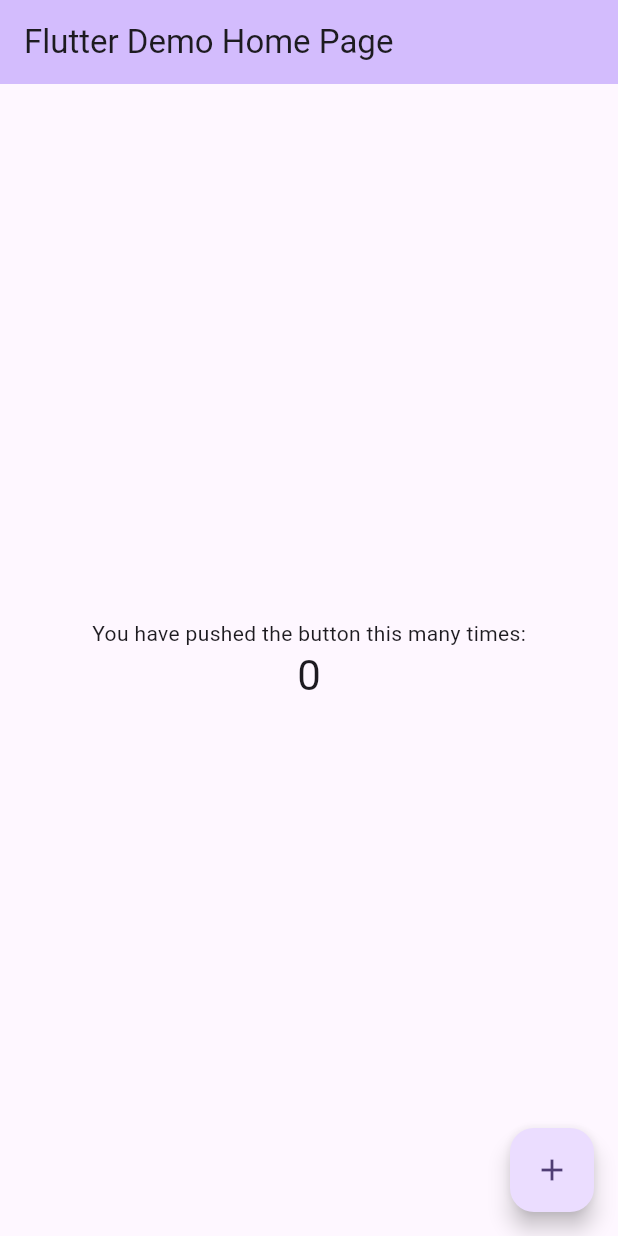
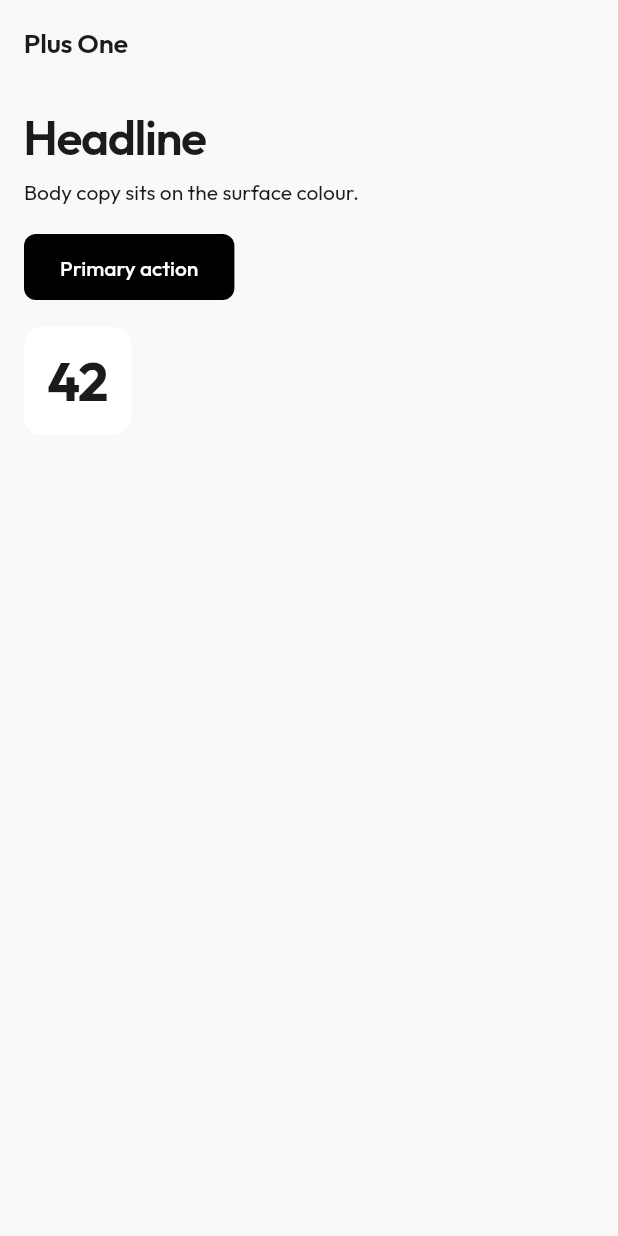
Before and after one commit to swcidd/plus_one, a Flutter app: the screen it shows after launch, on a phone screen of 412 x 824 dp. Run offline on Flutter 3.47's test engine with Material 3 defaults, Android fonts, the phone set to English and light mode, and no system bars; our stand-ins replace google_fonts.

Commit message:
feat(theme): add monochrome Material 3 theme tokens
Encodes the Stitch wireframes as code: one achromatic palette, a 4pt
spacing grid, a documented radius scale (4/8/12/pill) and the Outfit +
JetBrains Mono type ramp. Screens read these instead of hardcoding hex
values, which is what keeps a grey-based UI from drifting warm in one
place and cool in another.

The dark scheme is the light scale mirrored rather than a separately
designed palette, so text-to-surface contrast is identical in both modes.

Replaces the counter demo with a throwaway preview so every commit on
this branch still builds.

```diff
--- a/lib/main.dart
+++ b/lib/main.dart
@@ -1,122 +1,67 @@
 import 'package:flutter/material.dart';
 
+import 'theme/app_colors.dart';
+import 'theme/app_theme.dart';
+import 'theme/app_typography.dart';
+
 void main() {
-  runApp(const MyApp());
+  runApp(const PlusOneApp());
 }
 
-class MyApp extends StatelessWidget {
-  const MyApp({super.key});
+class PlusOneApp extends StatelessWidget {
+  const PlusOneApp({super.key});
 
-  // This widget is the root of your application.
   @override
   Widget build(BuildContext context) {
     return MaterialApp(
-      title: 'Plus One',
-      theme: ThemeData(
-        // This is the theme of your application.
-        //
-        // TRY THIS: Try running your application with "flutter run". You'll see
-        // the application has a purple toolbar. Then, without quitting the app,
-        // try changing the seedColor in the colorScheme below to Colors.green
-        // and then invoke "hot reload" (save your changes or press the "hot
-        // reload" button in a Flutter-supported IDE, or press "r" if you used
-        // the command line to start the app).
-        //
-        // Notice that the counter didn't reset back to zero; the application
-        // state is not lost during the reload. To reset the state, use hot
-        // restart instead.
-        //
-        // This works for code too, not just values: Most code changes can be
-        // tested with just a hot reload.
-        colorScheme: .fromSeed(seedColor: Colors.deepPurple),
-      ),
-      home: const MyHomePage(title: 'Flutter Demo Home Page'),
+      title: '+1',
+      debugShowCheckedModeBanner: false,
+      theme: AppTheme.light(),
+      darkTheme: AppTheme.dark(),
+      themeMode: ThemeMode.system,
+      home: const _ThemePreview(),
     );
   }
 }
 
-class MyHomePage extends StatefulWidget {
-  const MyHomePage({super.key, required this.title});
-
-  // This widget is the home page of your application. It is stateful, meaning
-  // that it has a State object (defined below) that contains fields that affect
-  // how it looks.
-
-  // This class is the configuration for the state. It holds the values (in this
-  // case the title) provided by the parent (in this case the App widget) and
-  // used by the build method of the State. Fields in a Widget subclass are
-  // always marked "final".
-
-  final String title;
-
-  @override
-  State<MyHomePage> createState() => _MyHomePageState();
-}
-
-class _MyHomePageState extends State<MyHomePage> {
-  int _counter = 0;
-
-  void _incrementCounter() {
-    setState(() {
-      // This call to setState tells the Flutter framework that something has
-      // changed in this State, which causes it to rerun the build method below
-      // so that the display can reflect the updated values. If we changed
-      // _counter without calling setState(), then the build method would not be
-      // called again, and so nothing would appear to happen.
-      _counter++;
-    });
-  }
+/// Temporary surface used until the real screens land, so every commit on
+/// this branch still builds and can be inspected in the simulator.
+class _ThemePreview extends StatelessWidget {
+  const _ThemePreview();
 
   @override
   Widget build(BuildContext context) {
-    // This method is rerun every time setState is called, for instance as done
-    // by the _incrementCounter method above.
-    //
-    // The Flutter framework has been optimized to make rerunning build methods
-    // fast, so that you can just rebuild anything that needs updating rather
-    // than having to individually change instances of widgets.
+    final scheme = Theme.of(context).colorScheme;
     return Scaffold(
-      appBar: AppBar(
-        // TRY THIS: Try changing the color here to a specific color (to
-        // Colors.amber, perhaps?) and trigger a hot reload to see the AppBar
-        // change color while the other colors stay the same.
-        backgroundColor: Theme.of(context).colorScheme.inversePrimary,
-        // Here we take the value from the MyHomePage object that was created by
-        // the App.build method, and use it to set our appbar title.
-        title: Text(widget.title),
-      ),
-      body: Center(
-        // Center is a layout widget. It takes a single child and positions it
-        // in the middle of the parent.
+      appBar: AppBar(title: const Text('Plus One')),
+      body: Padding(
+        padding: const EdgeInsets.all(16),
         child: Column(
-          // Column is also a layout widget. It takes a list of children and
-          // arranges them vertically. By default, it sizes itself to fit its
-          // children horizontally, and tries to be as tall as its parent.
-          //
-          // Column has various properties to control how it sizes itself and
-          // how it positions its children. Here we use mainAxisAlignment to
-          // center the children vertically; the main axis here is the vertical
-          // axis because Columns are vertical (the cross axis would be
-          // horizontal).
-          //
-          // TRY THIS: Invoke "debug painting" (choose the "Toggle Debug Paint"
-          // action in the IDE, or press "p" in the console), to see the
-          // wireframe for each widget.
-          mainAxisAlignment: .center,
+          crossAxisAlignment: CrossAxisAlignment.start,
           children: [
-            const Text('You have pushed the button this many times:'),
+            Text('Headline', style: Theme.of(context).textTheme.headlineLarge),
+            const SizedBox(height: 8),
             Text(
-              '$_counter',
-              style: Theme.of(context).textTheme.headlineMedium,
+              'Body copy sits on the surface colour.',
+              style: Theme.of(context).textTheme.bodyMedium,
+            ),
+            const SizedBox(height: 16),
+            ElevatedButton(
+              onPressed: () {},
+              child: const Text('Primary action'),
+            ),
+            const SizedBox(height: 16),
+            Container(
+              padding: const EdgeInsets.all(16),
+              decoration: BoxDecoration(
+                color: scheme.surfaceContainerLowest,
+                borderRadius: AppRadius.card,
+              ),
+              child: Text('42', style: context.text.dataMetric),
             ),
           ],
         ),
       ),
-      floatingActionButton: FloatingActionButton(
-        onPressed: _incrementCounter,
-        tooltip: 'Increment',
-        child: const Icon(Icons.add),
-      ),
     );
   }
 }
--- /dev/null
+++ b/lib/theme/app_colors.dart
@@ -0,0 +1,87 @@
+import 'package:flutter/material.dart';
+
+/// Monochrome palette lifted from the Stitch wireframes.
+///
+/// The design is intentionally achromatic: black is the only action colour
+/// and every surface step is a shade of neutral grey. Keeping the scale in
+/// one place stops screens from inventing their own greys, which is how a
+/// monochrome UI starts drifting warm in one place and cool in another.
+abstract final class AppColors {
+  // --- Light -----------------------------------------------------------------
+  static const Color lightBackground = Color(0xFFF9F9F9);
+  static const Color lightOnSurface = Color(0xFF1A1C1C);
+  static const Color lightOnSurfaceVariant = Color(0xFF47464A);
+  static const Color lightOutline = Color(0xFF78767B);
+  static const Color lightOutlineVariant = Color(0xFFC8C5CA);
+
+  static const Color lightSurfaceLowest = Color(0xFFFFFFFF);
+  static const Color lightSurfaceLow = Color(0xFFF3F3F3);
+  static const Color lightSurface = Color(0xFFEEEEEE);
+  static const Color lightSurfaceHigh = Color(0xFFE8E8E8);
+  static const Color lightSurfaceHighest = Color(0xFFE2E2E2);
+
+  static const Color lightInverseSurface = Color(0xFF2F3131);
+  static const Color lightInverseOnSurface = Color(0xFFF0F1F1);
+
+  // --- Dark ------------------------------------------------------------------
+  ///
+  /// The dark scale is the light scale mirrored, not a separately designed
+  /// palette. That keeps contrast ratios identical in both modes so a metric
+  /// card reads the same on a phone at night as it does in daylight.
+  static const Color darkBackground = Color(0xFF121313);
+  static const Color darkOnSurface = Color(0xFFE4E1E4);
+  static const Color darkOnSurfaceVariant = Color(0xFFC8C5CA);
+  static const Color darkOutline = Color(0xFF929196);
+  static const Color darkOutlineVariant = Color(0xFF47464A);
+
+  static const Color darkSurfaceLowest = Color(0xFF1A1C1C);
+  static const Color darkSurfaceLow = Color(0xFF1F2021);
+  static const Color darkSurface = Color(0xFF232425);
+  static const Color darkSurfaceHigh = Color(0xFF282A2A);
+  static const Color darkSurfaceHighest = Color(0xFF2E3030);
+
+  static const Color darkInverseSurface = Color(0xFFF0F1F1);
+  static const Color darkInverseOnSurface = Color(0xFF2F3131);
+
+  // --- Shared ----------------------------------------------------------------
+  /// Pure black is the action colour in the wireframes, used for filled
+  /// buttons and progress bars rather than for large backgrounds.
+  static const Color primary = Color(0xFF000000);
+  static const Color onPrimary = Color(0xFFFFFFFF);
+  static const Color primaryContainer = Color(0xFF1C1B1D);
+
+  static const Color secondary = Color(0xFF5F5E61);
+  static const Color onSecondary = Color(0xFFFFFFFF);
+
+  static const Color error = Color(0xFFBA1A1A);
+  static const Color errorContainer = Color(0xFFFFDAD6);
+  static const Color onErrorContainer = Color(0xFF93000A);
+}
+
+/// Corner radius scale. Mirrors the Tailwind radius tokens in the
+/// wireframes so a card is never rounded differently on two screens.
+abstract final class AppRadius {
+  /// Tags and inline annotations.
+  static const double xs = 4;
+
+  /// Buttons and inputs.
+  static const double sm = 8;
+
+  /// Cards and panels.
+  static const double md = 12;
+
+  static const BorderRadius card = BorderRadius.all(Radius.circular(md));
+  static const BorderRadius control = BorderRadius.all(Radius.circular(sm));
+  static const BorderRadius tag = BorderRadius.all(Radius.circular(xs));
+  static const BorderRadius pill = BorderRadius.all(Radius.circular(999));
+}
+
+/// 4pt spacing grid. `gutter` is the screen inset used by every screen.
+abstract final class AppSpacing {
+  static const double xs = 4;
+  static const double sm = 8;
+  static const double gutter = 12;
+  static const double md = 16;
+  static const double lg = 24;
+  static const double xl = 32;
+}
--- /dev/null
+++ b/lib/theme/app_theme.dart
@@ -0,0 +1,244 @@
+import 'package:flutter/material.dart';
+
+import 'app_colors.dart';
+import 'app_typography.dart';
+
+/// Timing and easing shared by every transition in the app.
+///
+/// Pulled out so screens cannot each invent their own curve. Easings are
+/// the strong variants from easing curves rather than the built-in ones,
+/// which are too flat to feel deliberate at these durations.
+abstract final class AppMotion {
+  /// Fast response for presses and toggles.
+  static const Duration press = Duration(milliseconds: 160);
+
+  /// Default for state changes inside a screen.
+  static const Duration ui = Duration(milliseconds: 200);
+
+  /// Route transitions and sheet entrances.
+  static const Duration route = Duration(milliseconds: 250);
+
+  /// Starts fast, settles gently. Entering elements.
+  static const Cubic easeOut = Cubic(0.23, 1, 0.32, 1);
+
+  /// Symmetric acceleration. Moving elements.
+  static const Cubic easeInOut = Cubic(0.77, 0, 0.175, 1);
+}
+
+abstract final class AppTheme {
+  static ThemeData light() => _build(Brightness.light);
+
+  static ThemeData dark() => _build(Brightness.dark);
+
+  static ColorScheme colorScheme(Brightness brightness) {
+    return brightness == Brightness.light ? _lightScheme : _darkScheme;
+  }
+
+  static ThemeData _build(Brightness brightness) {
+    final isLight = brightness == Brightness.light;
+    final scheme = colorScheme(brightness);
+
+    return ThemeData(
+      useMaterial3: true,
+      brightness: brightness,
+      colorScheme: scheme,
+      textTheme: AppTypography.textTheme(scheme),
+      scaffoldBackgroundColor: isLight
+          ? AppColors.lightBackground
+          : AppColors.darkBackground,
+      splashFactory: InkSparkle.splashFactory,
+      appBarTheme: AppBarTheme(
+        backgroundColor: isLight
+            ? AppColors.lightBackground
+            : AppColors.darkBackground,
+        foregroundColor: scheme.onSurface,
+        elevation: 0,
+        scrolledUnderElevation: 0,
+        centerTitle: false,
+        titleTextStyle: AppTypography.textTheme(scheme).headlineSmall,
+      ),
+      cardTheme: CardThemeData(
+        color: scheme.surfaceContainerLowest,
+        elevation: 0,
+        margin: EdgeInsets.zero,
+        shape: const RoundedRectangleBorder(borderRadius: AppRadius.card),
+      ),
+      elevatedButtonTheme: ElevatedButtonThemeData(
+        style: ElevatedButton.styleFrom(
+          backgroundColor: scheme.primary,
+          foregroundColor: scheme.onPrimary,
+          disabledBackgroundColor: scheme.surfaceContainerHighest,
+          disabledForegroundColor: scheme.onSurfaceVariant,
+          elevation: 0,
+          minimumSize: const Size(44, 44),
+          padding: const EdgeInsets.symmetric(
+            horizontal: AppSpacing.lg,
+            vertical: AppSpacing.sm + 2,
+          ),
+          shape: const RoundedRectangleBorder(borderRadius: AppRadius.control),
+          textStyle: AppTypography.textTheme(scheme).labelLarge,
+        ),
+      ),
+      outlinedButtonTheme: OutlinedButtonThemeData(
+        style: OutlinedButton.styleFrom(
+          foregroundColor: scheme.onSurface,
+          side: BorderSide(color: scheme.outlineVariant),
+          minimumSize: const Size(44, 44),
+          padding: const EdgeInsets.symmetric(
+            horizontal: AppSpacing.lg,
+            vertical: AppSpacing.sm + 2,
+          ),
+          shape: const RoundedRectangleBorder(borderRadius: AppRadius.control),
+          textStyle: AppTypography.textTheme(
+            scheme,
+          ).labelLarge?.copyWith(color: scheme.onSurface),
+        ),
+      ),
+      textButtonTheme: TextButtonThemeData(
+        style: TextButton.styleFrom(
+          foregroundColor: scheme.onSurface,
+          minimumSize: const Size(44, 44),
+          shape: const RoundedRectangleBorder(borderRadius: AppRadius.control),
+          textStyle: AppTypography.textTheme(
+            scheme,
+          ).labelLarge?.copyWith(color: scheme.onSurface),
+        ),
+      ),
+      navigationBarTheme: NavigationBarThemeData(
+        backgroundColor: scheme.surfaceContainerLowest,
+        indicatorColor: isLight
+            ? AppColors.lightSurfaceHighest
+            : AppColors.darkSurfaceHighest,
+        height: 68,
+        elevation: 0,
+        labelBehavior: NavigationDestinationLabelBehavior.alwaysShow,
+        iconTheme: WidgetStateProperty.resolveWith(
+          (states) => IconThemeData(
+            size: 22,
+            color: states.contains(WidgetState.selected)
+                ? scheme.onSurface
+                : scheme.onSurfaceVariant,
+          ),
+        ),
+        labelTextStyle: WidgetStateProperty.resolveWith(
+          (states) => AppTypography.textTheme(scheme).labelMedium?.copyWith(
+            color: states.contains(WidgetState.selected)
+                ? scheme.onSurface
+                : scheme.onSurfaceVariant,
+          ),
+        ),
+      ),
+      dividerTheme: DividerThemeData(
+        color: scheme.outlineVariant,
+        thickness: 1,
+        space: 1,
+      ),
+      chipTheme: ChipThemeData(
+        backgroundColor: scheme.surfaceContainer,
+        side: BorderSide.none,
+        shape: const RoundedRectangleBorder(borderRadius: AppRadius.tag),
+        labelStyle: AppTypography.textTheme(scheme).labelSmall,
+        padding: const EdgeInsets.symmetric(
+          horizontal: AppSpacing.xs + 4,
+          vertical: AppSpacing.xs,
+        ),
+      ),
+      snackBarTheme: SnackBarThemeData(
+        backgroundColor: scheme.inverseSurface,
+        contentTextStyle: AppTypography.textTheme(
+          scheme,
+        ).bodyMedium?.copyWith(color: scheme.onInverseSurface),
+        behavior: SnackBarBehavior.floating,
+        shape: const RoundedRectangleBorder(borderRadius: AppRadius.control),
+      ),
+      bottomSheetTheme: BottomSheetThemeData(
+        backgroundColor: scheme.surfaceContainerLowest,
+        shape: const RoundedRectangleBorder(
+          borderRadius: BorderRadius.vertical(
+            top: Radius.circular(AppRadius.md),
+          ),
+        ),
+      ),
+      progressIndicatorTheme: ProgressIndicatorThemeData(
+        color: scheme.primary,
+        linearTrackColor: scheme.surfaceContainerHighest,
+      ),
+      visualDensity: VisualDensity.adaptivePlatformDensity,
+    );
+  }
+
+  /// Exact palette from the wireframes, expressed as a Material color scheme.
+  static const ColorScheme _lightScheme = ColorScheme(
+    brightness: Brightness.light,
+    primary: AppColors.primary,
+    onPrimary: AppColors.onPrimary,
+    primaryContainer: AppColors.primaryContainer,
+    // The wireframe value (#858386) lands under 4.5:1 on the container, so
+    // the lighter inverse surface is used instead to clear WCAG AA.
+    onPrimaryContainer: AppColors.lightInverseOnSurface,
+    secondary: AppColors.secondary,
+    onSecondary: AppColors.onSecondary,
+    secondaryContainer: AppColors.lightSurfaceHigh,
+    onSecondaryContainer: AppColors.lightOnSurface,
+    tertiary: AppColors.primary,
+    onTertiary: AppColors.onPrimary,
+    tertiaryContainer: AppColors.lightSurfaceHighest,
+    onTertiaryContainer: AppColors.lightOnSurface,
+    error: AppColors.error,
+    onError: AppColors.onPrimary,
+    errorContainer: AppColors.errorContainer,
+    onErrorContainer: AppColors.onErrorContainer,
+    surface: AppColors.lightBackground,
+    onSurface: AppColors.lightOnSurface,
+    onSurfaceVariant: AppColors.lightOnSurfaceVariant,
+    outline: AppColors.lightOutline,
+    outlineVariant: AppColors.lightOutlineVariant,
+    shadow: Color(0xFF000000),
+    scrim: Color(0xFF000000),
+    inverseSurface: AppColors.lightInverseSurface,
+    onInverseSurface: AppColors.lightInverseOnSurface,
+    inversePrimary: Color(0xFFC8C6C8),
+    surfaceContainerLowest: AppColors.lightSurfaceLowest,
+    surfaceContainerLow: AppColors.lightSurfaceLow,
+    surfaceContainer: AppColors.lightSurface,
+    surfaceContainerHigh: AppColors.lightSurfaceHigh,
+    surfaceContainerHighest: AppColors.lightSurfaceHighest,
+  );
+
+  /// Monochrome dark scale: the light scale mirrored, so contrast ratios
+  /// between text and surface stay identical across both modes.
+  static const ColorScheme _darkScheme = ColorScheme(
+    brightness: Brightness.dark,
+    primary: AppColors.darkInverseSurface,
+    onPrimary: AppColors.darkBackground,
+    primaryContainer: AppColors.darkOnSurface,
+    onPrimaryContainer: AppColors.darkBackground,
+    secondary: AppColors.darkOutline,
+    onSecondary: AppColors.darkBackground,
+    secondaryContainer: AppColors.darkOutlineVariant,
+    onSecondaryContainer: AppColors.darkOnSurface,
+    tertiary: AppColors.darkInverseSurface,
+    onTertiary: AppColors.darkBackground,
+    tertiaryContainer: AppColors.darkSurfaceHigh,
+    onTertiaryContainer: AppColors.darkOnSurface,
+    error: Color(0xFFFFB4AB),
+    onError: Color(0xFF690005),
+    errorContainer: AppColors.onErrorContainer,
+    onErrorContainer: AppColors.errorContainer,
+    surface: AppColors.darkBackground,
+    onSurface: AppColors.darkOnSurface,
+    onSurfaceVariant: AppColors.darkOnSurfaceVariant,
+    outline: AppColors.darkOutline,
+    outlineVariant: AppColors.darkOutlineVariant,
+    shadow: Color(0xFF000000),
+    scrim: Color(0xFF000000),
+    inverseSurface: AppColors.darkInverseOnSurface,
+    onInverseSurface: AppColors.darkInverseSurface,
+    inversePrimary: Color(0xFF5F5E60),
+    surfaceContainerLowest: AppColors.darkSurfaceLowest,
+    surfaceContainerLow: AppColors.darkSurfaceLow,
+    surfaceContainer: AppColors.darkSurface,
+    surfaceContainerHigh: AppColors.darkSurfaceHigh,
+    surfaceContainerHighest: AppColors.darkSurfaceHighest,
+  );
+}
--- /dev/null
+++ b/lib/theme/app_typography.dart
@@ -0,0 +1,206 @@
+import 'package:flutter/material.dart';
+import 'package:google_fonts/google_fonts.dart';
+
+/// Type scale from the Stitch wireframes.
+///
+/// Sizes are the spec's base sizes; `height` is the spec's line box divided
+/// by the font size, and `letterSpacing` is the spec's em value multiplied
+/// out to logical pixels so it stays correct at the default text scale.
+abstract final class AppTypography {
+  static TextStyle _sansStyle({
+    required double fontSize,
+    required double height,
+    required double letterSpacing,
+    required FontWeight fontWeight,
+    Color? color,
+  }) {
+    return GoogleFonts.outfit(
+      fontSize: fontSize,
+      height: height,
+      letterSpacing: letterSpacing,
+      fontWeight: fontWeight,
+      color: color,
+    );
+  }
+
+  static TextStyle _monoStyle({
+    required double fontSize,
+    required double height,
+    required double letterSpacing,
+    required FontWeight fontWeight,
+    Color? color,
+  }) {
+    return GoogleFonts.jetBrainsMono(
+      fontSize: fontSize,
+      height: height,
+      letterSpacing: letterSpacing,
+      fontWeight: fontWeight,
+      color: color,
+    );
+  }
+
+  /// Builds the full text theme for a color scheme.
+  ///
+  /// The M3 slots are filled from the wireframe scale so component text
+  /// (app bar, navigation labels, buttons) inherits the same rhythm as the
+  /// hand-written screen text instead of falling back to Roboto defaults.
+  static TextTheme textTheme(ColorScheme scheme) {
+    return TextTheme(
+      // displayHero: 48/52, -1.92, w700
+      displayLarge: _sansStyle(
+        fontSize: 48,
+        height: 52 / 48,
+        letterSpacing: -1.92,
+        fontWeight: FontWeight.w700,
+        color: scheme.onSurface,
+      ),
+      // headlineXl: 32/38, -0.96, w600
+      headlineLarge: _sansStyle(
+        fontSize: 32,
+        height: 38 / 32,
+        letterSpacing: -0.96,
+        fontWeight: FontWeight.w600,
+        color: scheme.onSurface,
+      ),
+      // headlineLg: 24/30, -0.48, w600
+      headlineMedium: _sansStyle(
+        fontSize: 24,
+        height: 30 / 24,
+        letterSpacing: -0.48,
+        fontWeight: FontWeight.w600,
+        color: scheme.onSurface,
+      ),
+      // headlineMd: 18/24, -0.18, w600
+      headlineSmall: _sansStyle(
+        fontSize: 18,
+        height: 24 / 18,
+        letterSpacing: -0.18,
+        fontWeight: FontWeight.w600,
+        color: scheme.onSurface,
+      ),
+      // bodyLg: 16/24, 0, w400
+      titleLarge: _sansStyle(
+        fontSize: 16,
+        height: 24 / 16,
+        letterSpacing: 0,
+        fontWeight: FontWeight.w400,
+        color: scheme.onSurface,
+      ),
+      // bodyMd: 14/20, 0, w400
+      titleMedium: _sansStyle(
+        fontSize: 14,
+        height: 20 / 14,
+        letterSpacing: 0,
+        fontWeight: FontWeight.w400,
+        color: scheme.onSurface,
+      ),
+      // bodySm: 13/18, 0.13, w400
+      titleSmall: _sansStyle(
+        fontSize: 13,
+        height: 18 / 13,
+        letterSpacing: 0.13,
+        fontWeight: FontWeight.w400,
+        color: scheme.onSurface,
+      ),
+      bodyLarge: _sansStyle(
+        fontSize: 16,
+        height: 24 / 16,
+        letterSpacing: 0,
+        fontWeight: FontWeight.w400,
+        color: scheme.onSurface,
+      ),
+      bodyMedium: _sansStyle(
+        fontSize: 14,
+        height: 20 / 14,
+        letterSpacing: 0,
+        fontWeight: FontWeight.w400,
+        color: scheme.onSurface,
+      ),
+      bodySmall: _sansStyle(
+        fontSize: 13,
+        height: 18 / 13,
+        letterSpacing: 0.13,
+        fontWeight: FontWeight.w400,
+        color: scheme.onSurfaceVariant,
+      ),
+      // Button labels: 14/20, w500.
+      labelLarge: _sansStyle(
+        fontSize: 14,
+        height: 20 / 14,
+        letterSpacing: 0,
+        fontWeight: FontWeight.w500,
+        color: scheme.onPrimary,
+      ),
+      // labelCaps: 11/14, 0.88, w600.
+      labelMedium: _sansStyle(
+        fontSize: 11,
+        height: 14 / 11,
+        letterSpacing: 0.88,
+        fontWeight: FontWeight.w600,
+        color: scheme.onSurfaceVariant,
+      ),
+      // annotationMono: 10/14, 0.4, w500.
+      labelSmall: _monoStyle(
+        fontSize: 10,
+        height: 14 / 10,
+        letterSpacing: 0.4,
+        fontWeight: FontWeight.w500,
+        color: scheme.onSurfaceVariant,
+      ),
+    );
+  }
+}
+
+/// Roles that do not map onto a Material text theme slot.
+///
+/// Kept off [TextTheme] because Material reserves those slots for its own
+/// components; reusing them here would silently restyle every app bar and
+/// dialog in the app.
+class AppText {
+  const AppText._(this._scheme);
+
+  final ColorScheme _scheme;
+
+  static AppText of(ColorScheme scheme) => AppText._(scheme);
+
+  /// dataMetric: 36/40, -1.08, w700. Big single numbers on stat tiles.
+  TextStyle get dataMetric => AppTypography._sansStyle(
+    fontSize: 36,
+    height: 40 / 36,
+    letterSpacing: -1.08,
+    fontWeight: FontWeight.w700,
+    color: _scheme.onSurface,
+  );
+
+  /// labelCaps: 11/14, 0.88, w600, uppercase. Section eyebrows.
+  TextStyle get labelCaps => AppTypography._sansStyle(
+    fontSize: 11,
+    height: 14 / 11,
+    letterSpacing: 0.88,
+    fontWeight: FontWeight.w600,
+    color: _scheme.onSurfaceVariant,
+  );
+
+  /// annotationMono: 10/14, 0.4, w500. Timestamps and identifiers.
+  TextStyle get annotationMono => AppTypography._monoStyle(
+    fontSize: 10,
+    height: 14 / 10,
+    letterSpacing: 0.4,
+    fontWeight: FontWeight.w500,
+    color: _scheme.onSurfaceVariant,
+  );
+
+  /// Compact value used inside rows where [dataMetric] would dominate.
+  TextStyle get metric => AppTypography._sansStyle(
+    fontSize: 20,
+    height: 24 / 20,
+    letterSpacing: -0.4,
+    fontWeight: FontWeight.w700,
+    color: _scheme.onSurface,
+  );
+}
+
+extension AppTextStyle on BuildContext {
+  /// `context.text.dataMetric`
+  AppText get text => AppText.of(Theme.of(this).colorScheme);
+}
```
Also changed, not shown: 3 other files.
